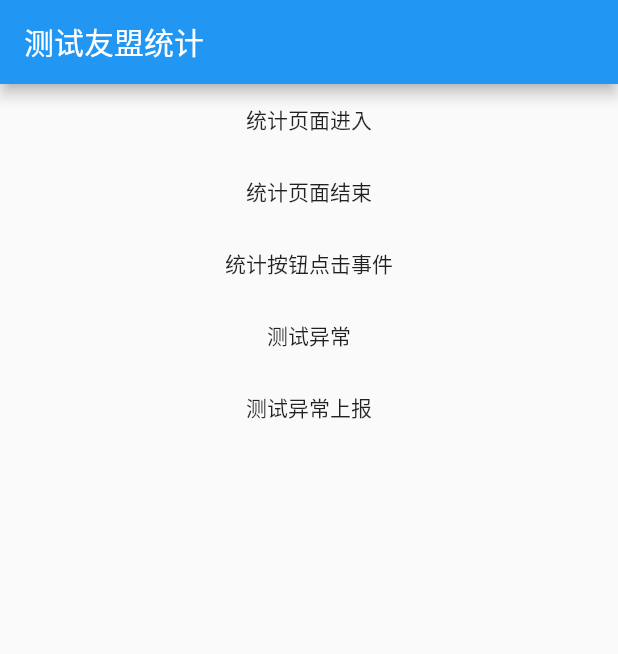
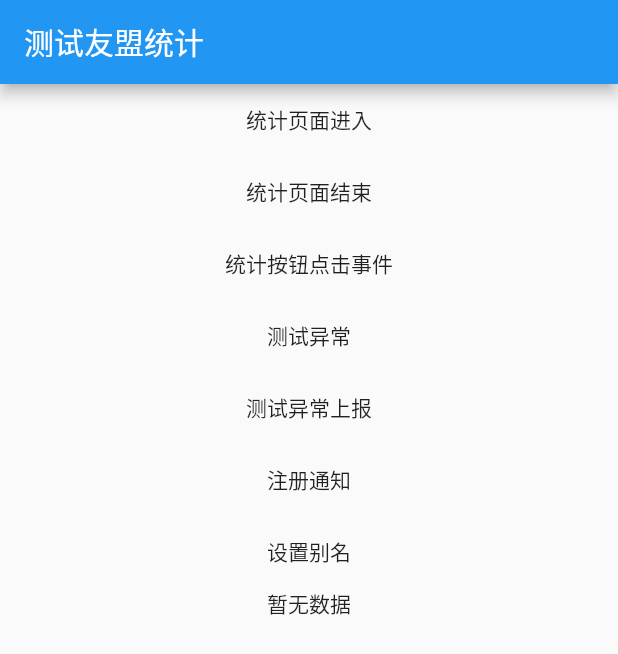
Before and after one commit to zhaolongs/flutter_fai_umeng, a Flutter app: the screen it shows after launch, on a phone screen of 412 x 824 dp. Shown: the top 654 px of the screen. Run offline on Flutter 3.47's test engine with Material 2 defaults, Android fonts, the phone set to English and light mode, and no system bars.

Commit message:
iOS推送调试完毕

```diff
--- a/example/lib/main.dart
+++ b/example/lib/main.dart
@@ -9,19 +9,27 @@ class MyApp extends StatefulWidget {
 }
 
 class _MyAppState extends State<MyApp> {
-
+  String _result = '暂无数据';
 
   @override
   void initState() {
     super.initState();
+
     ///友盟的初始化
     ///参数一 appkey
     ///参数二 推送使用的pushSecret
     ///参数三 是否打开调试日志
-    FlutterFaiUmeng.uMengInit("5dcfb8f84ca357f70e000b0a",
-        pushSecret: "5cb4fc014c143a77fb85cb17edd807a2", logEnabled: true);
+    FlutterFaiUmeng.uMengInit("5df99ab50cafb2040d000468",
+        pushSecret: "", logEnabled: true);
+
+    /// 监听原生消息
+    FlutterFaiUmeng.receiveMessage((message) {
+      print(message);
+      setState(() {
+        _result = message.toString();
+      });
+    });
   }
-
 
   @override
   Widget build(BuildContext context) {
@@ -63,6 +71,27 @@ class _MyAppState extends State<MyApp> {
               },
               child: Text("测试异常上报"),
             ),
+            FlatButton(
+              onPressed: () async {
+                var result = await FlutterFaiUmeng.pushInit();
+                setState(() {
+                  _result = result['result'].toString();
+                });
+              },
+              child: Text('注册通知'),
+            ),
+            FlatButton(
+              onPressed: () async {
+                var result = await FlutterFaiUmeng.setAlias(alias: '17700000000');
+                setState(() {
+                  _result = result['result'].toString();
+                });
+              },
+              child: Text('设置别名'),
+            ),
+            Expanded(
+              child: Text(_result),
+            ),
           ],
         )),
       ),
--- a/lib/flutter_fai_umeng.dart
+++ b/lib/flutter_fai_umeng.dart
@@ -1,12 +1,10 @@
 import 'dart:async';
 
+import 'package:flutter/cupertino.dart';
 import 'package:flutter/services.dart';
-
 
 ///友盟统计
 class FlutterFaiUmeng {
-
-
   String recive = "";
 
   //创建 BasicMessageChannel
@@ -22,64 +20,90 @@ class FlutterFaiUmeng {
     return reply;
   }
 
+  /// 接收消息（原生用户点击通知打开app会触发此方法）
+  static void receiveMessage(Function callBack) {
+    messageChannel.setMessageHandler((message) => callBack(message));
+  }
 
   /// [appKey] 创建应用的唯一标识
   /// [pushSecret] 使用推送时必传的参数
   /// [logEnabled] 是否开启友盟推送的日志
-  static Future<Map> uMengInit(String appKey,{String pushSecret,bool logEnabled=false})  async{
+  static Future<Map> uMengInit(String appKey,
+      {String pushSecret, bool logEnabled = false}) async {
     Map map = new Map();
-    map["method"]="umInit";
-    map["appkey"] =appKey;
-    map["pushSecret"] =pushSecret;
-    map["logEnabled"] =logEnabled;
+    map["method"] = "umInit";
+    map["appkey"] = appKey;
+    map["pushSecret"] = pushSecret;
+    map["logEnabled"] = logEnabled;
+    return sendMessage(map);
+  }
+
+  /// 注册友盟通知
+  static Future<Map> pushInit() async {
+    Map map = new Map();
+    map['method'] = "pushInit";
+    return sendMessage(map);
+  }
+
+  /// 用户登录成功后注册别名
+  /// [alias] 别名，一般使用登录手机号码
+  /// [type] 别名分组，目前知轮商家使用TEST
+  static Future<Map> setAlias(
+      {@required String alias, String type = "TEST"}) async {
+    Map map = new Map();
+    map['method'] = "setAlias";
+    map['alias'] = alias;
+    map['type'] = type;
     return sendMessage(map);
   }
 
   ///友盟页面进入统计
-  static Future<Map> uMengPageStart(String pageTitle)  async{
+  static Future<Map> uMengPageStart(String pageTitle) async {
     Map map = new Map();
-    map["method"]="umPageStart";
-    map["pageTitle"] =pageTitle;
+    map["method"] = "umPageStart";
+    map["pageTitle"] = pageTitle;
     return sendMessage(map);
   }
-  static Future<Map> uMengPageResum(String pageTitle)  async{
+
+  static Future<Map> uMengPageResum(String pageTitle) async {
     Map map = new Map();
-    map["method"]="umPageResum";
-    map["pageTitle"] =pageTitle;
+    map["method"] = "umPageResum";
+    map["pageTitle"] = pageTitle;
     return sendMessage(map);
   }
-  static Future<Map> uMengPagePause(String pageTitle)  async{
+
+  static Future<Map> uMengPagePause(String pageTitle) async {
     Map map = new Map();
-    map["method"]="umPagePause";
-    map["pageTitle"] =pageTitle;
+    map["method"] = "umPagePause";
+    map["pageTitle"] = pageTitle;
     return sendMessage(map);
   }
 
   ///友盟页面退出统计
-  static Future<Map> uMengPageEnd(String pageTitle)  async{
+  static Future<Map> uMengPageEnd(String pageTitle) async {
     Map map = new Map();
-    map["method"]="umPageEnd";
-    map["pageTitle"] =pageTitle;
+    map["method"] = "umPageEnd";
+    map["pageTitle"] = pageTitle;
 
     return sendMessage(map);
   }
+
   ///友盟点击事件统计
-  static Future<Map> uMengEventClick(String eventTitle,{String eventId})  async{
+  static Future<Map> uMengEventClick(String eventTitle,
+      {String eventId}) async {
     Map map = new Map();
-    map["method"]="eventClick";
-    map["eventTitle"] =eventTitle;
-    if(eventId!=null){}
+    map["method"] = "eventClick";
+    map["eventTitle"] = eventTitle;
+    if (eventId != null) {}
     map['eventId'] = eventId;
     return sendMessage(map);
   }
 
   ///友盟错误信息统计
-  static Future<Map> uMengError(String errorMessage)  async{
+  static Future<Map> uMengError(String errorMessage) async {
     Map map = new Map();
-    map["method"]="umError";
-    map["errorMessage"] =errorMessage;
+    map["method"] = "umError";
+    map["errorMessage"] = errorMessage;
     return sendMessage(map);
   }
-
-
 }
```
Also changed, not shown: example/pubspec.lock, pubspec.lock, 8 other files.
